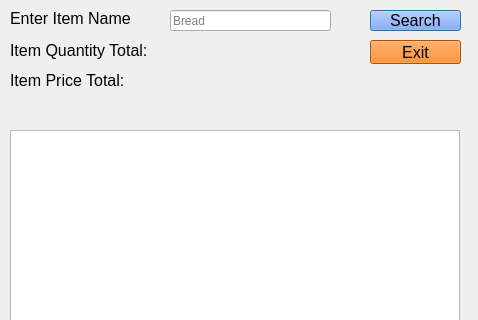
Before: the Qt Designer form itemdisplay.ui in max9001/Bulk-Club-Project, drawn with Qt 5; both pictures show x 0 to 478 and y 0 to 320 of the 478 by 747 pixel window.
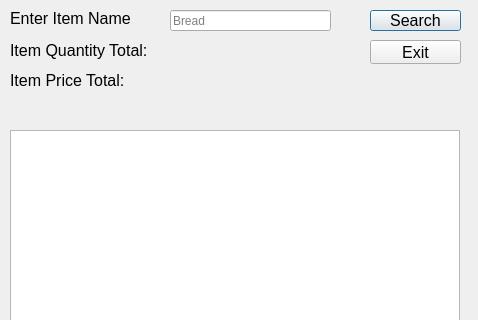
After: the same form once the commit is applied.

Patch:
```diff
--- a/itemdisplay.ui
+++ b/itemdisplay.ui
@@ -54,7 +54,7 @@
     </font>
    </property>
    <property name="styleSheet">
-    <string notr="true">background-color: rgb(105, 146, 255)</string>
+    <string notr="true"/>
    </property>
    <property name="text">
     <string>Search</string>
@@ -129,7 +129,7 @@
     </font>
    </property>
    <property name="styleSheet">
-    <string notr="true">background-color: rgb(241, 115, 0)</string>
+    <string notr="true"/>
    </property>
    <property name="text">
     <string>Exit</string>
```
